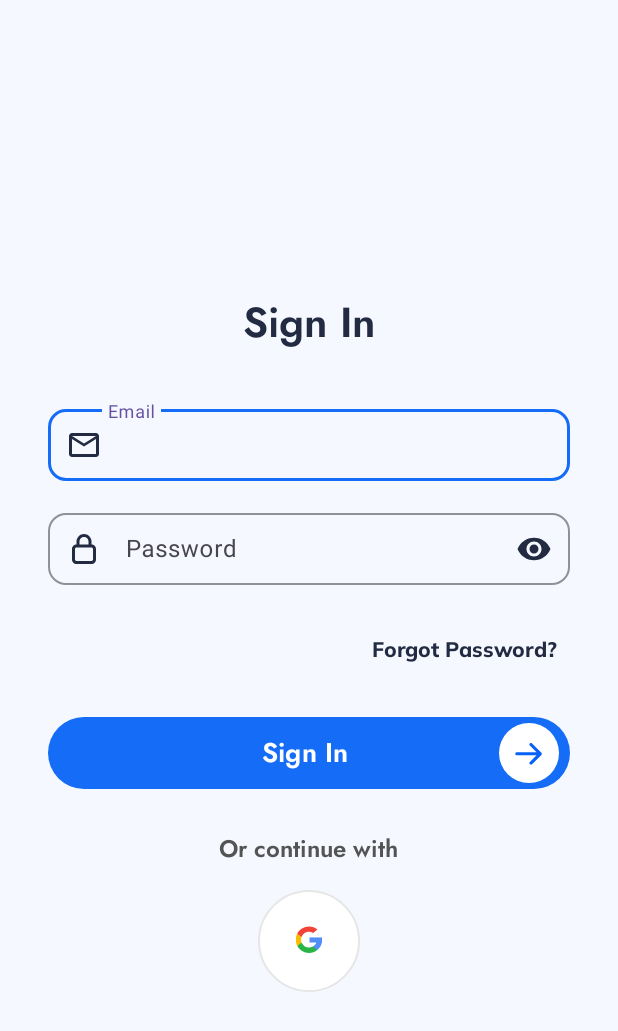
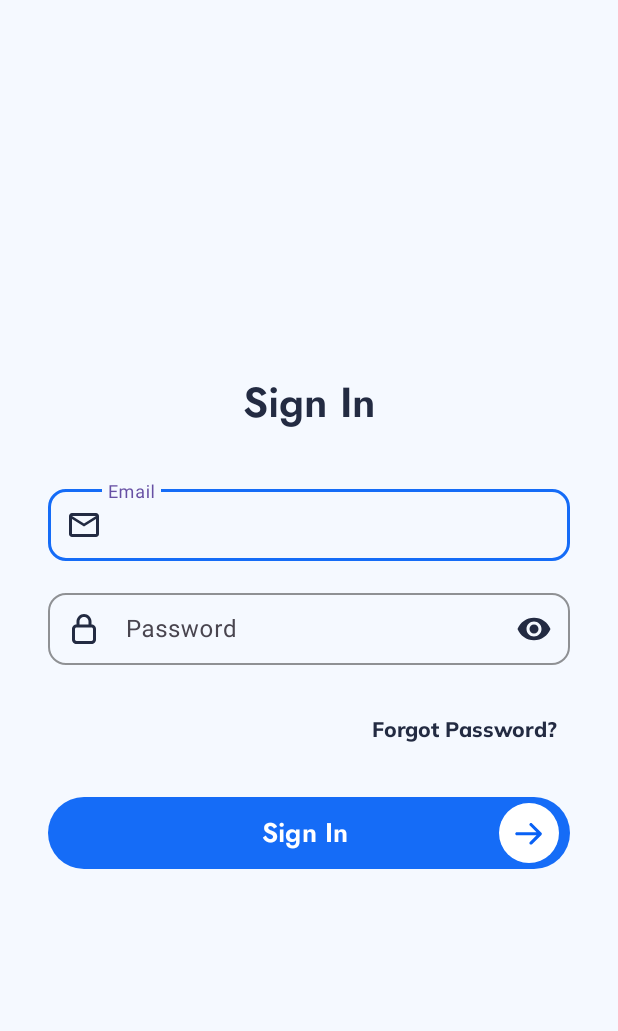
Before and after one commit to SEP490-SU25-G16/zentry-app, an Android app: the screen it shows after launch (MainActivity), on a phone screen of 412 x 824 dp. Shown: the top 1031 px of the screen. Run offline under Robolectric (Android 15) with nearby library versions, the phone set to English and light mode, and no system bars; 3 statements that could not run were skipped.

```diff
--- a/app/src/main/java/vn/edu/fpt/zentryapp/auth/models/TokenResponse.java
+++ b/app/src/main/java/vn/edu/fpt/zentryapp/auth/models/TokenResponse.java
@@ -1,10 +1,12 @@
 package vn.edu.fpt.zentryapp.auth.models;
 
+import lombok.AllArgsConstructor;
 import lombok.Data;
 import lombok.NoArgsConstructor;
 
 @Data
 @NoArgsConstructor
+@AllArgsConstructor
 public class TokenResponse {
     private String token;
     private UserInfo userInfo;
--- a/app/src/main/java/vn/edu/fpt/zentryapp/auth/ui/LoginFragment.java
+++ b/app/src/main/java/vn/edu/fpt/zentryapp/auth/ui/LoginFragment.java
@@ -100,10 +100,6 @@ public class LoginFragment extends Fragment {
             loginViewModel.login(email, password);
         });
 
-        // Google Sign In (placeholder)
-        binding.btnLoginGoogle.setOnClickListener(v -> {
-            // TODO: Implement Google Sign-In
-        });
     }
 
     private void observeViewModel() {
--- a/app/src/main/java/vn/edu/fpt/zentryapp/student/ui/schedule/StudentScheduleFragment.java
+++ b/app/src/main/java/vn/edu/fpt/zentryapp/student/ui/schedule/StudentScheduleFragment.java
@@ -113,8 +113,7 @@ public class StudentScheduleFragment extends Fragment implements ScheduleAdapter
 
         viewModel.userProfile().observe(getViewLifecycleOwner(), profile -> {
             if (profile != null) {
-                binding.ivStudentScheduleAvatar.setImageResource(R.drawable.ic_launcher_foreground);
-                Log.d("StudentSchedule", "User loaded: " + profile.getName() + " (" + profile.getRole() + ")");
+
             }
         });
 
--- a/app/src/main/java/vn/edu/fpt/zentryapp/student/ui/schedule/tabs/FinalAttendanceFragment.java
+++ b/app/src/main/java/vn/edu/fpt/zentryapp/student/ui/schedule/tabs/FinalAttendanceFragment.java
@@ -1,5 +1,6 @@
 package vn.edu.fpt.zentryapp.student.ui.schedule.tabs;
 
+import android.annotation.SuppressLint;
 import android.os.Bundle;
 import android.util.Log;
 import android.view.LayoutInflater;
@@ -63,6 +64,7 @@ public class FinalAttendanceFragment extends Fragment {
         });
     }
 
+    @SuppressLint("SetTextI18n")
     private void observeViewModel() {
         viewModel.isLoading().observe(getViewLifecycleOwner(), isLoading -> {
             binding.progressLoading.setVisibility(isLoading ? View.VISIBLE : View.GONE);
@@ -70,7 +72,7 @@ public class FinalAttendanceFragment extends Fragment {
 
         viewModel.myAttendance().observe(getViewLifecycleOwner(), attendance -> {
             if (attendance != null) {
-                binding.tvTotalSessions.setText("Total Sessions: " + attendance.getTotalSessions());
+                binding.tvTotalRounds.setText("Total Rounds: " + attendance.getTotalSessions());
                 binding.tvAttendedSessions.setText("Attended: " + attendance.getAttendedSessions());
                 binding.tvAbsentSessions.setText("Absent: " + attendance.getAbsentSessions());
                 binding.tvAttendancePercentage.setText(String.format("%.1f%%", attendance.getAttendancePercentage()));
--- a/app/src/main/res/layout/fragment_final_attendance_student.xml
+++ b/app/src/main/res/layout/fragment_final_attendance_student.xml
@@ -59,11 +59,11 @@
                     android:orientation="vertical">
 
                     <TextView
-                        android:id="@+id/tvTotalSessions"
+                        android:id="@+id/tvTotalRounds"
                         android:layout_width="wrap_content"
                         android:layout_height="wrap_content"
                         android:fontFamily="@font/mulishbold"
-                        android:text="Total Sessions: 20"
+                        android:text="Total Rounds: 20"
                         android:textColor="#374151"
                         android:textSize="14sp" />
 
--- a/app/src/main/res/layout/fragment_login.xml
+++ b/app/src/main/res/layout/fragment_login.xml
@@ -143,34 +143,8 @@
             android:paddingEnd="7dp" />
 
         <!-- Or continue with -->
-        <TextView
-            android:id="@+id/tvLoginOrContinueWith"
-            android:layout_width="wrap_content"
-            android:layout_height="wrap_content"
-            android:text="Or continue with"
-            android:textSize="16sp"
-            android:textColor="#545454"
-            android:fontFamily="@font/jostsemibold"
-            android:gravity="center"
-            android:layout_marginBottom="16dp" />
 
         <!-- Google Sign In -->
-        <LinearLayout
-            android:id="@+id/llLoginGoogleSignIn"
-            android:layout_width="match_parent"
-            android:layout_height="wrap_content"
-            android:gravity="center"
-            android:orientation="horizontal">
-
-            <ImageView
-                android:id="@+id/btnLoginGoogle"
-                android:layout_width="68dp"
-                android:layout_height="68dp"
-                android:src="@drawable/ic_google"
-                android:background="@drawable/bg_circle_white"
-                android:padding="4dp"
-                android:scaleType="centerCrop" />
-        </LinearLayout>
 
     </LinearLayout>
 </ScrollView>
```
Also changed, not shown: app/src/main/java/vn/edu/fpt/zentryapp/auth/ui/LoginViewModel.java (+83 -1 lines), app/src/main/java/vn/edu/fpt/zentryapp/student/data/model/response/ClassSession.java (+2 -8 lines), app/src/main/java/vn/edu/fpt/zentryapp/student/ui/schedule/tabs/ClassHistoryViewModel.java (+4 -4 lines).
